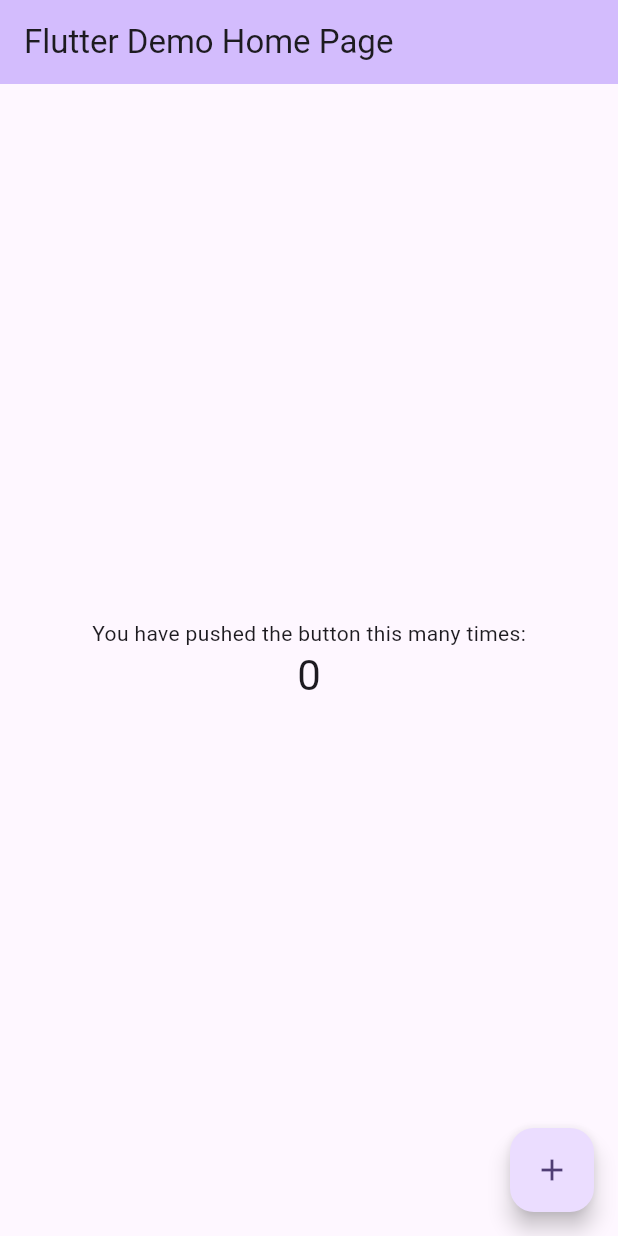
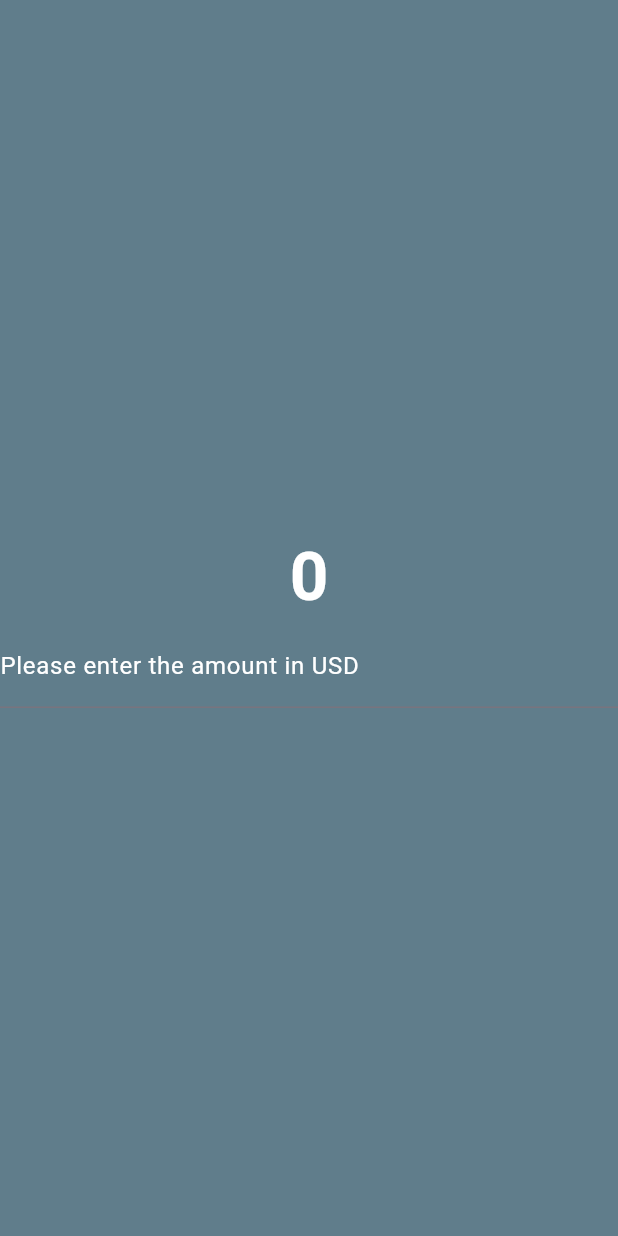
Before and after one commit to SammyObeezy/Mobile_app_devFlutter, a Flutter app: the screen it shows after launch, on a phone screen of 412 x 824 dp. Run offline on Flutter 3.47's test engine with Material 3 defaults, Android fonts, the phone set to English and light mode, and no system bars.

Commit message:
Basics of widget, colors and overrall flutter functioning, use of emulators for virtualization

```diff
--- /dev/null
+++ b/currency_converter/lib/currency_converter_material_page.dart
@@ -0,0 +1,37 @@
+import 'package:flutter/material.dart';
+
+class CurrencyConverterMaterialPage extends StatelessWidget {
+  const CurrencyConverterMaterialPage({super.key});
+
+  @override
+  Widget build(BuildContext context) {
+    return const Scaffold(
+      backgroundColor: Colors.blueGrey,
+      body: Center(
+        child: Column(
+          mainAxisAlignment: MainAxisAlignment.center,
+          children: [
+            Text(
+              '0',
+              style: TextStyle(
+                fontSize: 45,
+                fontWeight: FontWeight.bold,
+                color: Color.fromARGB(255, 255, 255, 255),
+              ),
+            ),
+            TextField(
+              style: TextStyle(
+                color: Colors.white,
+              ),
+              decoration: InputDecoration(
+                  label: Text('Please enter the amount in USD',
+                      style: TextStyle(
+                        color: Colors.white,
+                      ))),
+            ), // Placed properly inside the children list
+          ],
+        ),
+      ),
+    );
+  }
+}
--- a/currency_converter/lib/main.dart
+++ b/currency_converter/lib/main.dart
@@ -1,125 +1,28 @@
+import 'package:currency_converter/currency_converter_material_page.dart';
 import 'package:flutter/material.dart';
 
 void main() {
   runApp(const MyApp());
 }
 
+// Widgets describe what the app is doing, the app function is a widget passed to run App. For most cases a UI element
+// Material App - A design system created by google.
+// Cupertino App - A design system created by Apple.
+
+// Types of widgets
+// 1. StatelessWidget - Widget will have less states, data is immutable, data cannot be changed.
+// 2. StatefulWidget - Widget has states, the data is mutable, data can be changed.
+// 3. InheritedWidget
+
+// Key helps flutter differentiate different widget instances.
+// State, any data that determines how a widget behaves, renders or looks like.
 class MyApp extends StatelessWidget {
   const MyApp({super.key});
 
-  // This widget is the root of your application.
   @override
   Widget build(BuildContext context) {
     return MaterialApp(
-      title: 'Flutter Demo',
-      theme: ThemeData(
-        // This is the theme of your application.
-        //
-        // TRY THIS: Try running your application with "flutter run". You'll see
-        // the application has a purple toolbar. Then, without quitting the app,
-        // try changing the seedColor in the colorScheme below to Colors.green
-        // and then invoke "hot reload" (save your changes or press the "hot
-        // reload" button in a Flutter-supported IDE, or press "r" if you used
-        // the command line to start the app).
-        //
-        // Notice that the counter didn't reset back to zero; the application
-        // state is not lost during the reload. To reset the state, use hot
-        // restart instead.
-        //
-        // This works for code too, not just values: Most code changes can be
-        // tested with just a hot reload.
-        colorScheme: ColorScheme.fromSeed(seedColor: Colors.deepPurple),
-        useMaterial3: true,
-      ),
-      home: const MyHomePage(title: 'Flutter Demo Home Page'),
+      home: CurrencyConverterMaterialPage(),
     );
   }
 }
-
-class MyHomePage extends StatefulWidget {
-  const MyHomePage({super.key, required this.title});
-
-  // This widget is the home page of your application. It is stateful, meaning
-  // that it has a State object (defined below) that contains fields that affect
-  // how it looks.
-
-  // This class is the configuration for the state. It holds the values (in this
-  // case the title) provided by the parent (in this case the App widget) and
-  // used by the build method of the State. Fields in a Widget subclass are
-  // always marked "final".
-
-  final String title;
-
-  @override
-  State<MyHomePage> createState() => _MyHomePageState();
-}
-
-class _MyHomePageState extends State<MyHomePage> {
-  int _counter = 0;
-
-  void _incrementCounter() {
-    setState(() {
-      // This call to setState tells the Flutter framework that something has
-      // changed in this State, which causes it to rerun the build method below
-      // so that the display can reflect the updated values. If we changed
-      // _counter without calling setState(), then the build method would not be
-      // called again, and so nothing would appear to happen.
-      _counter++;
-    });
-  }
-
-  @override
-  Widget build(BuildContext context) {
-    // This method is rerun every time setState is called, for instance as done
-    // by the _incrementCounter method above.
-    //
-    // The Flutter framework has been optimized to make rerunning build methods
-    // fast, so that you can just rebuild anything that needs updating rather
-    // than having to individually change instances of widgets.
-    return Scaffold(
-      appBar: AppBar(
-        // TRY THIS: Try changing the color here to a specific color (to
-        // Colors.amber, perhaps?) and trigger a hot reload to see the AppBar
-        // change color while the other colors stay the same.
-        backgroundColor: Theme.of(context).colorScheme.inversePrimary,
-        // Here we take the value from the MyHomePage object that was created by
-        // the App.build method, and use it to set our appbar title.
-        title: Text(widget.title),
-      ),
-      body: Center(
-        // Center is a layout widget. It takes a single child and positions it
-        // in the middle of the parent.
-        child: Column(
-          // Column is also a layout widget. It takes a list of children and
-          // arranges them vertically. By default, it sizes itself to fit its
-          // children horizontally, and tries to be as tall as its parent.
-          //
-          // Column has various properties to control how it sizes itself and
-          // how it positions its children. Here we use mainAxisAlignment to
-          // center the children vertically; the main axis here is the vertical
-          // axis because Columns are vertical (the cross axis would be
-          // horizontal).
-          //
-          // TRY THIS: Invoke "debug painting" (choose the "Toggle Debug Paint"
-          // action in the IDE, or press "p" in the console), to see the
-          // wireframe for each widget.
-          mainAxisAlignment: MainAxisAlignment.center,
-          children: <Widget>[
-            const Text(
-              'You have pushed the button this many times:',
-            ),
-            Text(
-              '$_counter',
-              style: Theme.of(context).textTheme.headlineMedium,
-            ),
-          ],
-        ),
-      ),
-      floatingActionButton: FloatingActionButton(
-        onPressed: _incrementCounter,
-        tooltip: 'Increment',
-        child: const Icon(Icons.add),
-      ), // This trailing comma makes auto-formatting nicer for build methods.
-    );
-  }
-}
```
